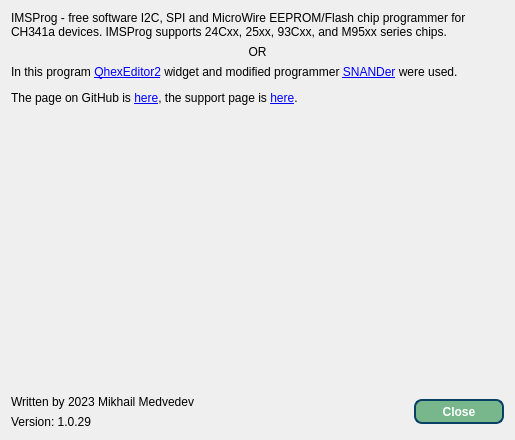
This is IMSProg_programmer/dialogabout.ui in bigbigmdm/IMSProg as Qt 5 draws it before an edit. The edited form follows.
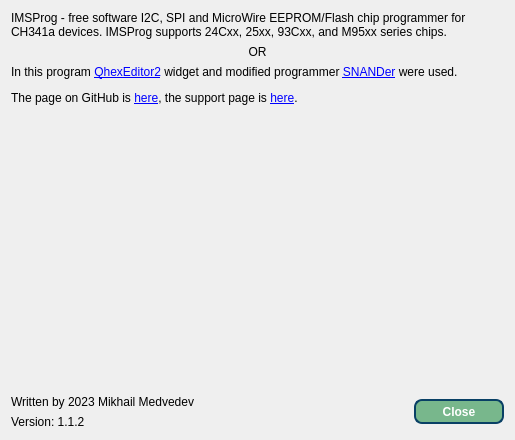
This is the edited form. Icons and pictures are not drawn.

What changed in the file:
```diff
--- a/IMSProg_programmer/dialogabout.ui
+++ b/IMSProg_programmer/dialogabout.ui
@@ -103,7 +103,7 @@
        <item>
         <widget class="QLabel" name="label_5">
          <property name="text">
-          <string>Version: 1.0.29</string>
+          <string>Version: 1.1.2</string>
          </property>
         </widget>
        </item>
```
